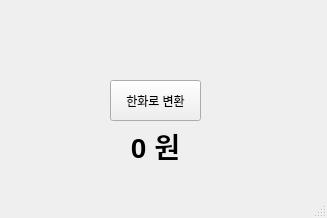
Old version of the form helloworld.ui in the repository assistjjang/my-python.
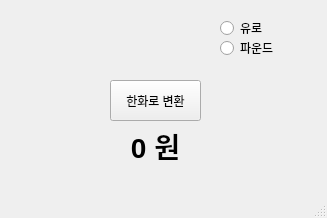
New version of the form.

Commit message:
환율 선택을 위한 라디오 버튼 추가
유로와 파운드 중 하나를 선택할 수 있도록 라디오 버튼을 추가함.
선택시 해당 통화의 환율을 가져와 label에 표시 할 수 있도록 함.

Diff of the .ui file:
```diff
--- a/helloworld.ui
+++ b/helloworld.ui
@@ -50,6 +50,32 @@
      <string>한화로 변환</string>
     </property>
    </widget>
+   <widget class="QRadioButton" name="select_eur">
+    <property name="geometry">
+     <rect>
+      <x>220</x>
+      <y>20</y>
+      <width>90</width>
+      <height>16</height>
+     </rect>
+    </property>
+    <property name="text">
+     <string>유로</string>
+    </property>
+   </widget>
+   <widget class="QRadioButton" name="select_gbp">
+    <property name="geometry">
+     <rect>
+      <x>220</x>
+      <y>40</y>
+      <width>90</width>
+      <height>16</height>
+     </rect>
+    </property>
+    <property name="text">
+     <string>파운드</string>
+    </property>
+   </widget>
   </widget>
   <widget class="QMenuBar" name="menubar">
    <property name="geometry">
```
The commit also changes 1 other file.
